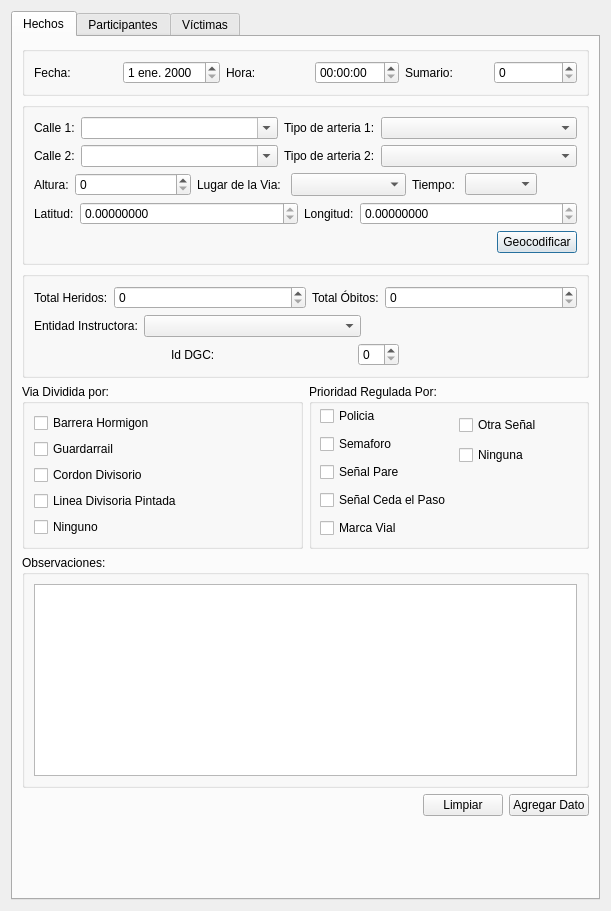
IvanBodnar/feu, file designer/gui_feu.ui: the form before one commit.
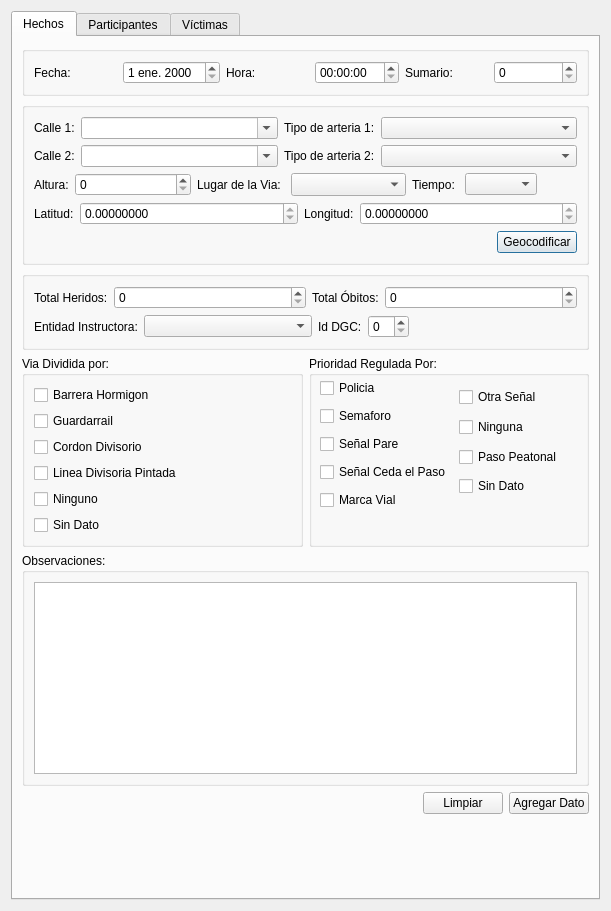
The form after the commit. Icons and pictures are not drawn.

Commit message: Problema id maxima en gui

```diff
--- a/designer/gui_feu.ui
+++ b/designer/gui_feu.ui
@@ -415,26 +415,6 @@
              </widget>
             </item>
             <item>
-             <spacer name="horizontalSpacer_2">
-              <property name="orientation">
-               <enum>Qt::Horizontal</enum>
-              </property>
-              <property name="sizeType">
-               <enum>QSizePolicy::MinimumExpanding</enum>
-              </property>
-              <property name="sizeHint" stdset="0">
-               <size>
-                <width>40</width>
-                <height>20</height>
-               </size>
-              </property>
-             </spacer>
-            </item>
-           </layout>
-          </item>
-          <item>
-           <layout class="QHBoxLayout" name="horizontalLayout_18">
-            <item>
              <widget class="QLabel" name="label_27">
               <property name="sizePolicy">
                <sizepolicy hsizetype="Maximum" vsizetype="Preferred">
@@ -458,12 +438,12 @@
              </widget>
             </item>
             <item>
-             <spacer name="horizontalSpacer_18">
+             <spacer name="horizontalSpacer_2">
               <property name="orientation">
                <enum>Qt::Horizontal</enum>
               </property>
               <property name="sizeType">
-               <enum>QSizePolicy::Minimum</enum>
+               <enum>QSizePolicy::MinimumExpanding</enum>
               </property>
               <property name="sizeHint" stdset="0">
                <size>
@@ -521,6 +501,13 @@
               </property>
              </widget>
             </item>
+            <item>
+             <widget class="QCheckBox" name="sinDatoDivision_checkBox">
+              <property name="text">
+               <string>Sin Dato</string>
+              </property>
+             </widget>
+            </item>
            </layout>
           </widget>
          </item>
@@ -597,8 +584,8 @@
            <widget class="QCheckBox" name="pasoPeatonal_checkBox">
             <property name="geometry">
              <rect>
-              <x>30</x>
-              <y>170</y>
+              <x>150</x>
+              <y>90</y>
               <width>121</width>
               <height>22</height>
              </rect>
@@ -633,6 +620,19 @@
              <string>Ninguna</string>
             </property>
            </widget>
+           <widget class="QCheckBox" name="sinDatoPrioridad_checkBox">
+            <property name="geometry">
+             <rect>
+              <x>150</x>
+              <y>120</y>
+              <width>81</width>
+              <height>20</height>
+             </rect>
+            </property>
+            <property name="text">
+             <string>Sin Dato</string>
+            </property>
+           </widget>
           </widget>
          </item>
         </layout>
```
Left out of the diff: 12 changed lines with no effect on the pictures. The commit also changes 3 other files.
